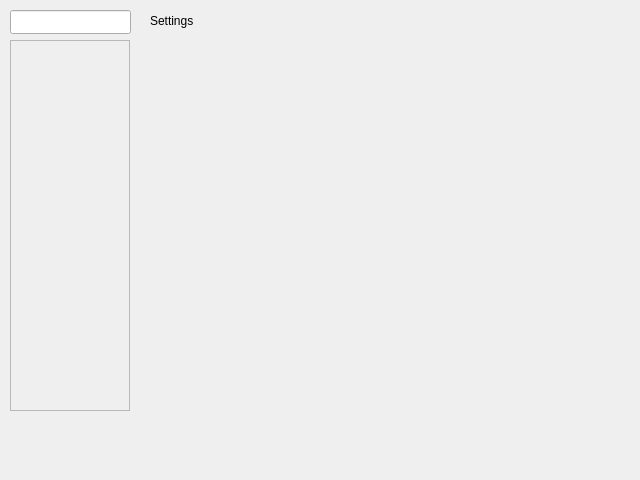
ChimpSource/ChimpMath, file src/settings/settings.ui: the form before one commit.
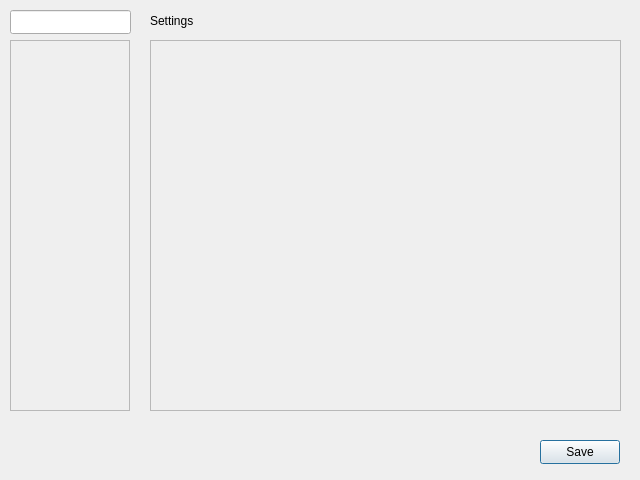
The form after the commit.

Commit message: Added options for settings. The actual effects of settings needs to be implimented such as changes to graphs, hotkeys, color themes.

```diff
--- a/src/settings/settings.ui
+++ b/src/settings/settings.ui
@@ -46,17 +46,6 @@
     </property>
    </widget>
   </widget>
-  <widget class="QWidget" name="verticalLayoutWidget">
-   <property name="geometry">
-    <rect>
-     <x>150</x>
-     <y>40</y>
-     <width>471</width>
-     <height>371</height>
-    </rect>
-   </property>
-   <layout class="QVBoxLayout" name="settingsLayout"/>
-  </widget>
   <widget class="QLabel" name="label">
    <property name="geometry">
     <rect>
@@ -70,6 +59,42 @@
     <string>Settings</string>
    </property>
   </widget>
+  <widget class="QPushButton" name="saveButton">
+   <property name="geometry">
+    <rect>
+     <x>540</x>
+     <y>440</y>
+     <width>80</width>
+     <height>24</height>
+    </rect>
+   </property>
+   <property name="text">
+    <string>Save</string>
+   </property>
+  </widget>
+  <widget class="QScrollArea" name="settingsLayout">
+   <property name="geometry">
+    <rect>
+     <x>150</x>
+     <y>40</y>
+     <width>471</width>
+     <height>371</height>
+    </rect>
+   </property>
+   <property name="widgetResizable">
+    <bool>true</bool>
+   </property>
+   <widget class="QWidget" name="scrollAreaWidgetContents_2">
+    <property name="geometry">
+     <rect>
+      <x>0</x>
+      <y>0</y>
+      <width>469</width>
+      <height>369</height>
+     </rect>
+    </property>
+   </widget>
+  </widget>
  </widget>
  <resources/>
  <connections/>
```
The commit also changes 6 other files.
